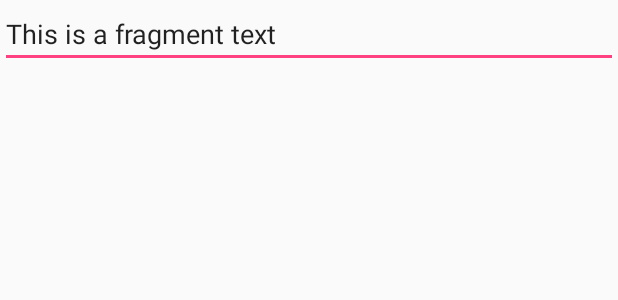
After one commit to LeonardoDias/AprendizadoAndroid, an Android app: the layout fragment.xml on its own in the app's theme, with its tools: preview values and no code run, on a phone screen of 412 x 824 dp. The commit adds this screen. Shown: the top 300 px of the screen. Run offline under Robolectric (Android 15) with nearby library versions, the phone set to English and light mode, and no system bars.

Commit message:
Utilizando fragments para compor uma view

```diff
--- a/app/src/main/AndroidManifest.xml
+++ b/app/src/main/AndroidManifest.xml
@@ -15,7 +15,10 @@
                 <category android:name="android.intent.category.LAUNCHER" />
             </intent-filter>
         </activity>
-        <activity android:name=".IntentStartActivity.CharacterActivity" android:parentActivityName=".IntentStartActivity.MainActivity" />
+        <activity
+            android:name=".IntentStartActivity.CharacterActivity"
+            android:parentActivityName=".IntentStartActivity.MainActivity" />
+        <activity android:name="br.diasapp.apublic.testaprendizado.Fragment.FragmentActivity"></activity>
     </application>
 
 </manifest>
--- /dev/null
+++ b/app/src/main/res/layout/fragment.xml
@@ -0,0 +1,14 @@
+<?xml version="1.0" encoding="utf-8"?>
+<LinearLayout xmlns:android="http://schemas.android.com/apk/res/android"
+    android:layout_width="match_parent"
+    android:layout_height="match_parent">Este
+
+    <EditText
+        android:layout_width="wrap_content"
+        android:layout_height="wrap_content"
+        android:inputType="textPersonName"
+        android:text="@string/fragment_text"
+        android:ems="10"
+        android:id="@+id/editText"
+        android:layout_weight="1" />
+</LinearLayout>
--- a/app/src/main/res/values/strings.xml
+++ b/app/src/main/res/values/strings.xml
@@ -5,4 +5,5 @@
         <item>Mage</item>
         <item>Warrior</item>
     </string-array>
+    <string name="fragment_text">This is a fragment text</string>
 </resources>
```
Also changed, not shown: app/src/main/java/br/diasapp/apublic/testaprendizado/Fragment/Fragment.java (added, +23 -0 lines), app/src/main/java/br/diasapp/apublic/testaprendizado/Fragment/FragmentActivity.java (added, +18 -0 lines), app/src/main/java/br/diasapp/apublic/testeaprendizado/IntentStartActivity/CharacterClasses.java (deleted, +0 -8 lines), app/src/main/res/layout/activity_fragment.xml (added, +13 -0 lines).
